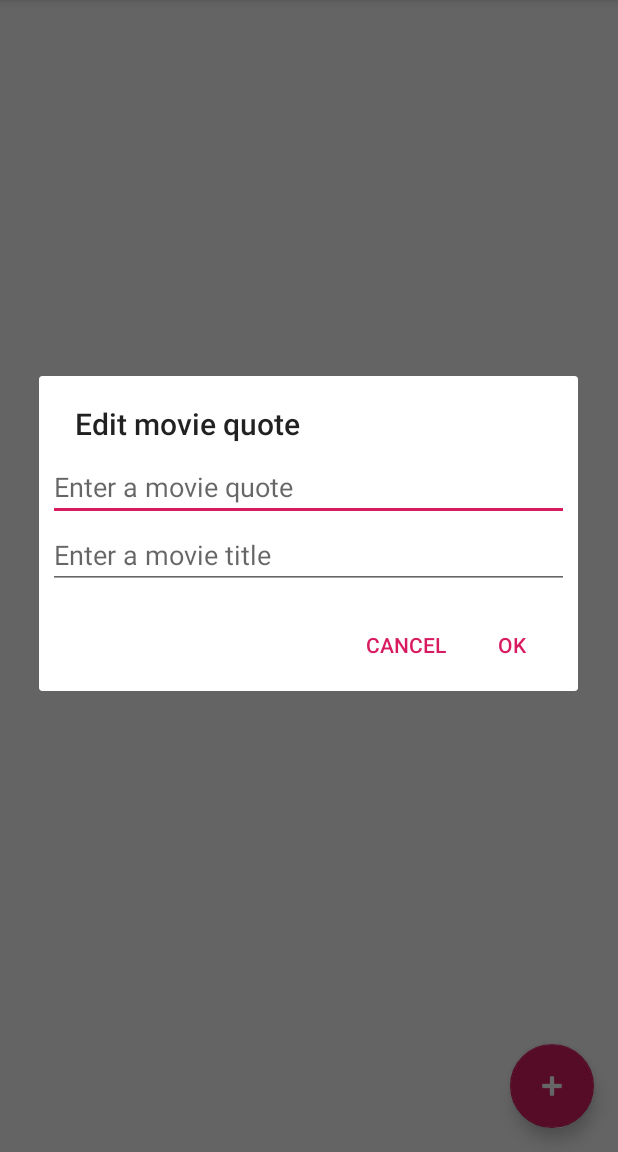
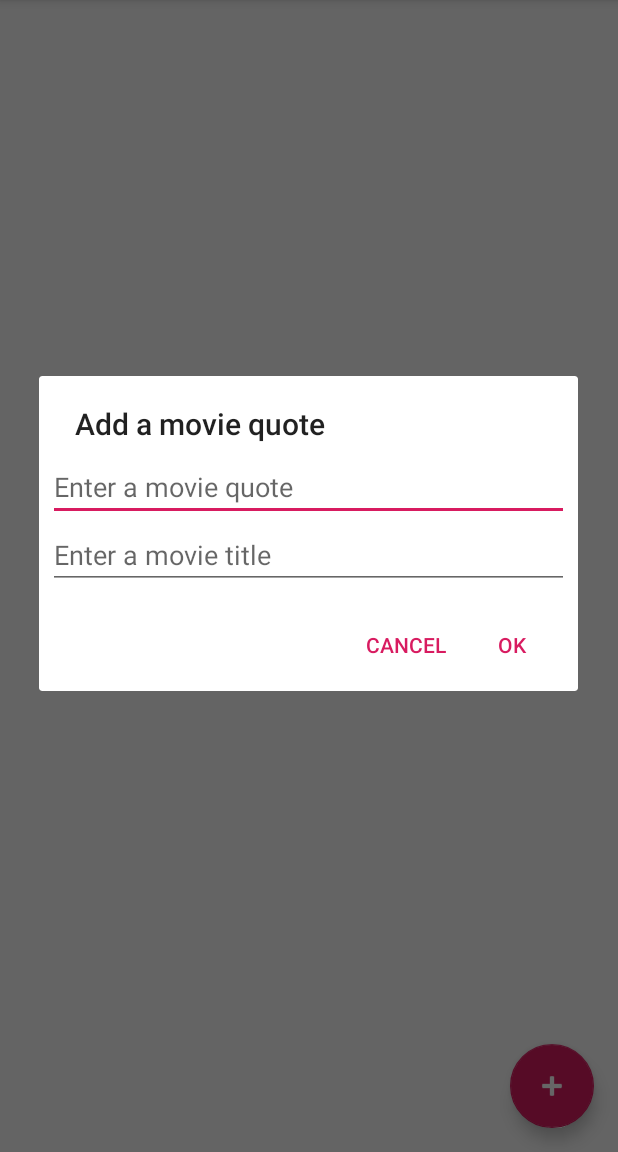
Before and after one commit to LearnAndroidUL/MovieQuotes, an Android app: the screen it shows after launch (MainActivity), after a tap on an icon or button, on a phone screen of 412 x 824 dp, the part 84-1236 px from its top. Run offline under Robolectric (Android 15) with nearby library versions, the phone set to English and light mode, and no system bars; our stand-ins replace Firebase (no records; nobody signed in at launch, a user with empty details on screens opened directly).

```diff
--- a/app/src/main/java/io/ruszkipista/moviequotes/MainActivity.java
+++ b/app/src/main/java/io/ruszkipista/moviequotes/MainActivity.java
@@ -38,23 +38,18 @@ public class MainActivity extends AppCompatActivity {
         fab.setOnClickListener(new View.OnClickListener() {
             @Override
             public void onClick(View view) {
-                showInputDialog(false);
+                showInputDialog();
             }
         });
     }
 
-    private void showInputDialog(final boolean isEdit) {
+    private void showInputDialog() {
             AlertDialog.Builder builder = new AlertDialog.Builder(this);
             View view = getLayoutInflater().inflate(R.layout.dialog_moviequote,null,false);
-            if (isEdit){ builder.setTitle(R.string.dialog_title_add);}
-            else { builder.setTitle(R.string.dialog_title_edit);}
+            builder.setTitle(R.string.dialog_title_add);
             builder.setView(view);
             final EditText quoteEditTextView = view.findViewById(R.id.dialog_quote_field);
             final EditText movieEditTextView = view.findViewById(R.id.dialog_movie_field);
-            if (isEdit) {
-//                quoteEditTextView.setText(mCurrentItem.getName());
-//                movieEditTextView.setText(mCurrentItem.getName());
-            }
 
             builder.setNegativeButton(android.R.string.cancel,null);
             builder.setPositiveButton(android.R.string.ok, new DialogInterface.OnClickListener() {
@@ -62,12 +57,7 @@ public class MainActivity extends AppCompatActivity {
                 public void onClick(DialogInterface dialog, int which) {
                     String quote = quoteEditTextView.getText().toString();
                     String movie = movieEditTextView.getText().toString();
-                    if (isEdit){
-//                  update current item with changed details
-//                        mCurrentItem.setName(itemName);
-//                        mCurrentItem.setQuantity(itemQuantity);
-//                        mCurrentItem.setDeliveryDate(deliveryDate);
-                    } else {
+
 //                  create new item with captured details
                         Map<String, Object> movieQuote = new HashMap< >();
                         movieQuote.put(Constants.KEY_QUOTE,quote);
@@ -75,7 +65,6 @@ public class MainActivity extends AppCompatActivity {
                         movieQuote.put(Constants.KEY_CREATED, new Date());
                         FirebaseFirestore.getInstance().collection(Constants.firebase_collection_mq).add(movieQuote);
                     }
-                }
             });
             builder.create().show();
     }
```
Also changed, not shown: app/src/main/java/io/ruszkipista/moviequotes/DetailActivity.java (+38 -2 lines).
